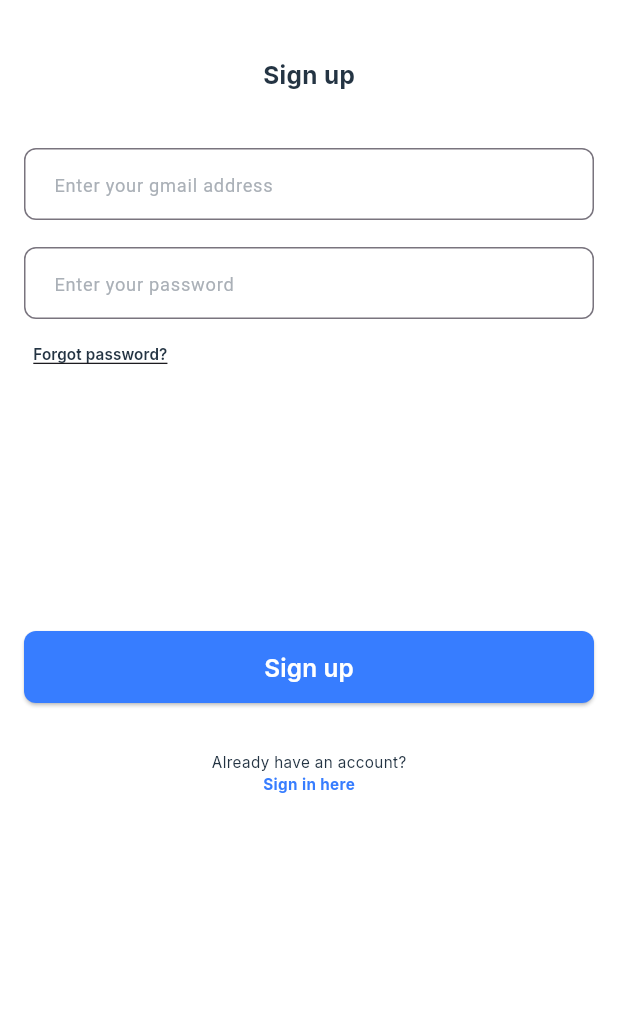
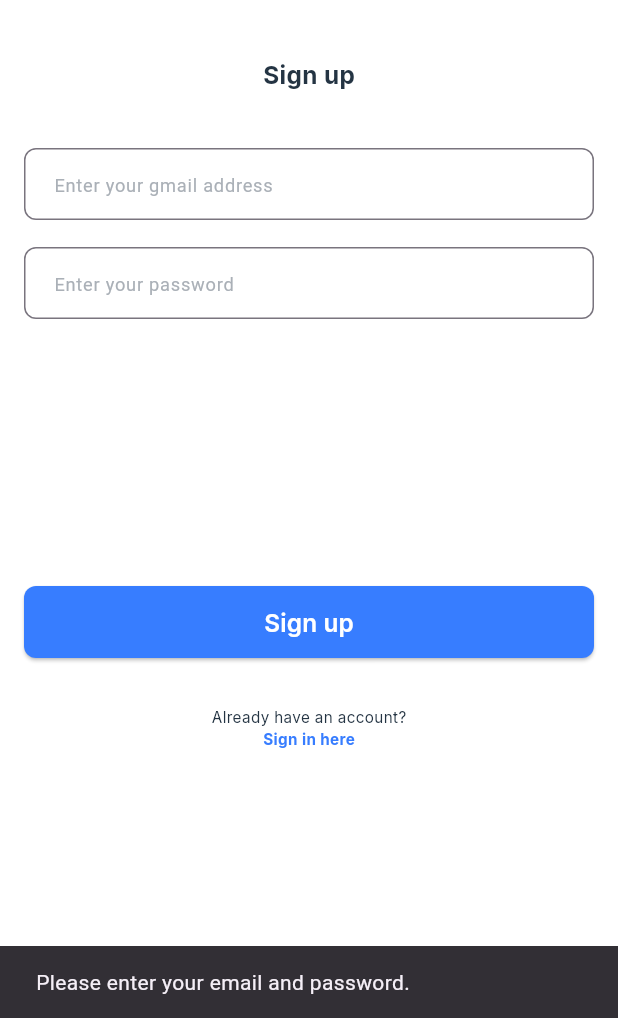
Before and after one commit to raufzer/talky-app, a Flutter app: the SignUpScreen screen opened by its route, after a tap on "Sign up", on a phone screen of 412 x 824 dp, the part 218-1236 px from its top. Run offline on Flutter 3.47's test engine with Material 3 defaults, Android fonts, the light colour scheme and no system bars; our stand-ins replace firebase_auth, firebase_core, flutter_bloc, flutter_screenutil, flutter_svg, google_fonts; accounts and stored records are empty.

Commit message:
chore(ui): code refactor

```diff
--- a/analysis_options.yaml
+++ b/analysis_options.yaml
@@ -7,6 +7,9 @@
 
 # The following line activates a set of recommended lints for Flutter apps,
 # packages, and plugins designed to encourage good coding practices.
+analyzer:
+  errors:
+    avoid_print: ignore ignore
 include: package:flutter_lints/flutter.yaml
 
 linter:
--- a/lib/screens/sign_up_screen.dart
+++ b/lib/screens/sign_up_screen.dart
@@ -1,16 +1,19 @@
+// utils.dart
+// ignore_for_file: use_build_context_synchronously, avoid_print
+
+import 'package:flutter/material.dart';
 import 'package:firebase_auth/firebase_auth.dart';
-import 'package:flutter/material.dart';
+import 'package:talky_app/utils/show_snack_bar.dart';
 import 'package:talky_app/widgets/custom_button.dart';
 import 'package:talky_app/widgets/custom_title_widget.dart';
-import 'package:talky_app/widgets/forgot_password_button.dart';
 import 'package:talky_app/widgets/input_field_widget.dart';
 import 'package:talky_app/widgets/sign_in_widget.dart';
-import 'package:talky_app/widgets/sign_up_widget.dart';
 import 'package:talky_app/widgets/talky_logo_widget.dart';
 
 class SignUpScreen extends StatefulWidget {
   const SignUpScreen({super.key});
   static String id = '/SignUpScreen';
+
   @override
   State<SignUpScreen> createState() => _SignUpScreenState();
 }
@@ -18,6 +21,7 @@ class SignUpScreen extends StatefulWidget {
 class _SignUpScreenState extends State<SignUpScreen> {
   String? email;
   String? password;
+
   @override
   Widget build(BuildContext context) {
     return Scaffold(
@@ -25,9 +29,7 @@ class _SignUpScreenState extends State<SignUpScreen> {
       body: Column(
         mainAxisAlignment: MainAxisAlignment.start,
         children: <Widget>[
-            const SizedBox(
-              height: 80,
-            ),
+          const SizedBox(height: 80),
           const TalkyLogo(
             textColor: Color(0xFF243443),
             dotColor: Color(0xFF377DFF),
@@ -35,52 +37,58 @@ class _SignUpScreenState extends State<SignUpScreen> {
             dotSize: 15,
             sizedBoxDot: 40,
           ),
-            const SizedBox(
-              height: 38,
-            ),
+          const SizedBox(height: 38),
           const Center(
             child: CustomTitleWidget(
               titleText: 'Sign up',
               titleSize: 16,
               titleColor: Color(0xFF243443),
-                  titleWeight: 'semi bold'),
+              titleWeight: 'semi bold',
             ),
-            const SizedBox(
-              height: 38,
           ),
+          const SizedBox(height: 38),
           InputFieldWidget(
-                onChanged: (data){
+            onChanged: (data) {
               email = data;
-                } ,
-                hintText: 'Enter your gmail address'),
-            const SizedBox(
-              height: 18,
+            },
+            hintText: 'Enter your gmail address',
           ),
+          const SizedBox(height: 18),
           InputFieldWidget(
-                onChanged: (data){
+            onChanged: (data) {
               password = data;
             },
-                hintText: 'Enter your password'),
-            ForgotPasswordButton(
-              onPressed: () {},
+            hintText: 'Enter your password',
           ),
-            const SizedBox(
-              height: 160,
-            ),
+          const SizedBox(height: 18),
+          const SizedBox(height: 160),
           CustomButton(
             text: 'Sign up',
-                onTap: () {
-                  var auth = FirebaseAuth.instance;
-                  auth.createUserWithEmailAndPassword(email: email, password: password);
-                }),
-            const SizedBox(
-              height: 32,
+            onTap: () async {
+              if (email != null && password != null) {
+                try {
+                  final credential = await FirebaseAuth.instance
+                      .createUserWithEmailAndPassword(
+                    email: email!,
+                    password: password!,
+                  );
+                  print('User signed up: ${credential.user!.uid}');
+                } on FirebaseAuthException catch (e) {
+                  showSnackbar(
+                      e.message ?? 'There was an error signing up.', context);
+                } catch (e) {
+                  showSnackbar('There was an error signing up.', context);
+                }
+              } else {
+                showSnackbar('Please enter your email and password.', context);
+              }
+            },
           ),
+          const SizedBox(height: 32),
           const SignInWidget(),
-            const SizedBox(
-              width: 100,
+          const SizedBox(width: 100),
+        ],
       ),
-          ],
-        ));
+    );
   }
 }
--- /dev/null
+++ b/lib/utils/show_snack_bar.dart
@@ -0,0 +1,9 @@
+import 'package:flutter/material.dart';
+
+void showSnackbar(String message, BuildContext context) {
+    ScaffoldMessenger.of(context).showSnackBar(
+      SnackBar(
+        content: Text(message),
+      ),
+    );
+  }
--- a/lib/widgets/custom_button.dart
+++ b/lib/widgets/custom_button.dart
@@ -10,11 +10,11 @@ class CustomButton extends StatelessWidget {
   @override
   Widget build(BuildContext context) {
     return GestureDetector(
-      onTap: (){},
+      onTap: onTap,
       child: Container(
         padding: const EdgeInsets.symmetric(horizontal: 16),
         child: ElevatedButton(
-          onPressed: () {},
+          onPressed: onTap,
           style: ElevatedButton.styleFrom(
             backgroundColor: blueColor,
             minimumSize: const Size(double.infinity, 48),
```
Lines whose indentation alone changed are shown as unchanged.
